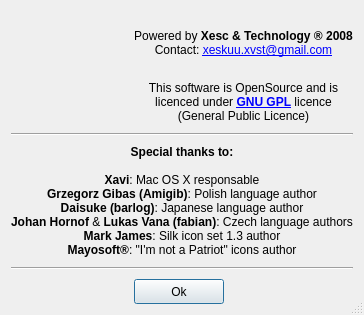
The window that ui/credits.ui (ckorn/xvst) describes before a commit, drawn with Qt 5.
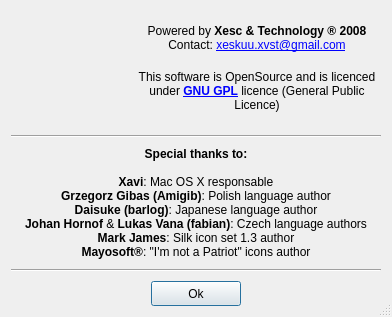
The same window after the commit. Icons and pictures are not drawn.

Commit message: - Changed Credits window size

Patch:
```diff
--- a/ui/credits.ui
+++ b/ui/credits.ui
@@ -5,8 +5,8 @@
    <rect>
     <x>0</x>
     <y>0</y>
-    <width>352</width>
-    <height>315</height>
+    <width>392</width>
+    <height>317</height>
    </rect>
   </property>
   <property name="windowTitle" >
@@ -16,7 +16,9 @@
    <bool>true</bool>
   </property>
   <layout class="QGridLayout" >
-   <item row="0" column="0" >
+   <item row="0" column="0" colspan="3" >
+    <layout class="QHBoxLayout" >
+     <item>
     <widget class="QLabel" name="label" >
      <property name="maximumSize" >
       <size>
@@ -32,7 +34,7 @@
      </property>
     </widget>
    </item>
-   <item row="0" column="1" colspan="2" >
+     <item>
     <layout class="QVBoxLayout" >
      <item>
       <spacer>
@@ -41,7 +43,7 @@
        </property>
        <property name="sizeHint" >
         <size>
-         <width>20</width>
+           <width>239</width>
          <height>16</height>
         </size>
        </property>
@@ -67,7 +69,7 @@
        </property>
        <property name="sizeHint" >
         <size>
-         <width>20</width>
+           <width>239</width>
          <height>16</height>
         </size>
        </property>
@@ -88,6 +90,21 @@
         <bool>true</bool>
        </property>
       </widget>
+       </item>
+       <item>
+        <spacer>
+         <property name="orientation" >
+          <enum>Qt::Vertical</enum>
+         </property>
+         <property name="sizeHint" >
+          <size>
+           <width>20</width>
+           <height>16</height>
+          </size>
+         </property>
+        </spacer>
+       </item>
+      </layout>
      </item>
     </layout>
    </item>
```
Lines whose indentation alone changed are shown as unchanged.
